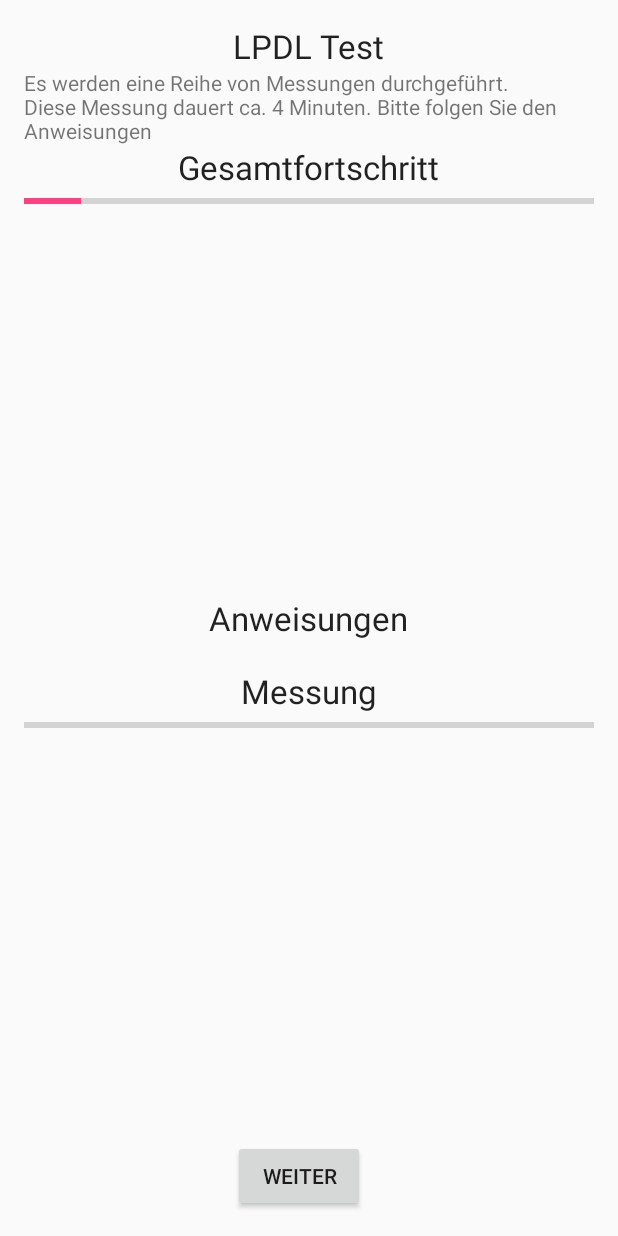
After one commit to Ratze16/MyBLEScanner, an Android app: the layout activity_ldpl.xml on its own in the app's theme, with its tools: preview values and no code run, on a phone screen of 412 x 824 dp. The commit adds this screen. Run offline under Robolectric (Android 15) with nearby library versions, the phone set to English and light mode, and no system bars.

Commit message:
9. Commit:
+GUI LPDL
~LPDLTest incomplete

```diff
--- /dev/null
+++ b/app/src/main/res/layout/activity_ldpl.xml
@@ -0,0 +1,98 @@
+<?xml version="1.0" encoding="utf-8"?>
+<RelativeLayout xmlns:android="http://schemas.android.com/apk/res/android"
+    xmlns:tools="http://schemas.android.com/tools"
+    android:layout_width="match_parent"
+    android:layout_height="match_parent"
+    android:paddingBottom="@dimen/activity_vertical_margin"
+    android:paddingLeft="@dimen/activity_horizontal_margin"
+    android:paddingRight="@dimen/activity_horizontal_margin"
+    android:paddingTop="@dimen/activity_vertical_margin"
+    tools:context="com.riesenbeck.myblescanner.LDPL">
+
+    <TextView
+        android:layout_width="wrap_content"
+        android:layout_height="wrap_content"
+        android:textAppearance="?android:attr/textAppearanceLarge"
+        android:text="@string/LPDLTest"
+        android:id="@+id/textView"
+        android:layout_alignParentTop="true"
+        android:layout_centerHorizontal="true" />
+
+    <TextView
+        android:layout_width="wrap_content"
+        android:layout_height="wrap_content"
+        android:textAppearance="?android:attr/textAppearanceSmall"
+        android:text="@string/LDPLTestInfo"
+        android:id="@+id/textView2"
+        android:layout_below="@+id/textView"
+        android:layout_alignParentStart="true"
+        android:layout_centerHorizontal="true" />
+
+    <TextView
+        android:layout_width="wrap_content"
+        android:layout_height="wrap_content"
+        android:textAppearance="?android:attr/textAppearanceLarge"
+        android:text="@string/LPDLTestInstruction"
+        android:id="@+id/textView3"
+        android:layout_centerVertical="true"
+        android:layout_centerHorizontal="true" />
+
+    <TextView
+        android:layout_width="wrap_content"
+        android:layout_height="wrap_content"
+        android:textAppearance="?android:attr/textAppearanceSmall"
+        android:id="@+id/tVLPDLMeasurement"
+        android:layout_below="@+id/textView3"
+        android:layout_alignParentEnd="true" />
+
+    <ProgressBar
+        style="?android:attr/progressBarStyleHorizontal"
+        android:layout_width="wrap_content"
+        android:layout_height="wrap_content"
+        android:id="@+id/pBLPDLScan"
+        android:max="10"
+        android:progress="1"
+        android:indeterminate="false"
+        android:layout_below="@+id/textView5"
+        android:layout_alignParentStart="true"
+        android:layout_alignEnd="@+id/tVLPDLMeasurement" />
+
+    <Button
+        android:layout_width="wrap_content"
+        android:layout_height="wrap_content"
+        android:text="@string/Next"
+        android:id="@+id/btnNextMeasurement"
+        android:layout_alignParentBottom="true"
+        android:layout_alignStart="@+id/textView" />
+
+    <TextView
+        android:layout_width="wrap_content"
+        android:layout_height="wrap_content"
+        android:textAppearance="?android:attr/textAppearanceLarge"
+        android:text="@string/TotalProgress"
+        android:id="@+id/textView5"
+        android:layout_below="@+id/textView2"
+        android:layout_centerHorizontal="true" />
+
+    <TextView
+        android:layout_width="wrap_content"
+        android:layout_height="wrap_content"
+        android:textAppearance="?android:attr/textAppearanceLarge"
+        android:text="@string/Measurement"
+        android:id="@+id/textView6"
+        android:layout_below="@+id/tVLPDLMeasurement"
+        android:layout_centerHorizontal="true" />
+
+    <ProgressBar
+        style="?android:attr/progressBarStyleHorizontal"
+        android:layout_width="wrap_content"
+        android:layout_height="wrap_content"
+        android:id="@+id/pBMeasurement"
+        android:indeterminate="false"
+        android:layout_below="@+id/textView6"
+        android:layout_alignParentStart="true"
+        android:layout_alignEnd="@+id/tVLPDLMeasurement"
+        android:max="10"
+        android:progress="0" />
+
+</RelativeLayout>
--- /dev/null
+++ b/app/src/main/res/values/LDPL.xml
@@ -0,0 +1,2 @@
+<?xml version="1.0" encoding="utf-8"?>
+<resources></resources>
--- a/app/src/main/res/values/strings.xml
+++ b/app/src/main/res/values/strings.xml
@@ -5,13 +5,28 @@
     <string name="position">Position</string>
     <string name="clrBLEList">Clr BLE List</string>
     <string name="WiFi">WiFi</string>
-    <string-array name="BLESpinner">
-        <item>Nothing</item>
-        <item>BLE Scan</item>
-    </string-array>
+    <string name="LPDLTest">LPDL Test</string>
+    <string name="LDPLTestInfo">Es werden eine Reihe von Messungen durchgeführt. Diese Messung dauert ca. 4 Minuten. Bitte folgen Sie den Anweisungen</string>
+    <string name="LPDLTestInstruction">Anweisungen</string>
+
+    <string name="Next">Weiter</string>
+    <string name="Measurement">Messung</string>
+    <string name="TotalProgress">Gesamtfortschritt</string>
     <string-array name="WiFiSpinner">
         <item>Ausgeblendet</item>
         <item>WiFi Scan</item>
         <item>Wifi Connection</item>
     </string-array>
+    <string-array name="LDPLTest">
+        <item>Legen Sie das Handy genau auf den BLE Transmitter, klicken Sie auf Weiter und warten Sie bis der Scanvorgang abgeschlossen ist.</item>
+        <item>Halten sie das Handy 10cm vom Transmitter entfernt, klicken Sie auf Weiter und warten Sie bis der Scanvorgang abgeschlossen ist.</item>
+        <item>Halten sie das Handy 50cm vom Transmitter entfernt, klicken Sie auf Weiter und warten Sie bis der Scanvorgang abgeschlossen ist.</item>
+        <item>Halten sie das Handy 1m vom Transmitter entfernt, klicken Sie auf Weiter und warten Sie bis der Scanvorgang abgeschlossen ist.</item>
+        <item>Halten sie das Handy 2m vom Transmitter entfernt, klicken Sie auf Weiter und warten Sie bis der Scanvorgang abgeschlossen ist.</item>
+        <item>Halten sie das Handy 3m vom Transmitter entfernt, klicken Sie auf Weiter und warten Sie bis der Scanvorgang abgeschlossen ist.</item>
+        <item>Halten sie das Handy 4m vom Transmitter entfernt, klicken Sie auf Weiter und warten Sie bis der Scanvorgang abgeschlossen ist.</item>
+        <item>Halten sie das Handy 6m vom Transmitter entfernt, klicken Sie auf Weiter und warten Sie bis der Scanvorgang abgeschlossen ist.</item>
+        <item>Halten sie das Handy 8m vom Transmitter entfernt, klicken Sie auf Weiter und warten Sie bis der Scanvorgang abgeschlossen ist.</item>
+        <item>Halten sie das Handy 10m vom Transmitter entfernt, klicken Sie auf Weiter und warten Sie bis der Scanvorgang abgeschlossen ist.</item>
+    </string-array>
 </resources>
```
Also changed, not shown: app/src/main/AndroidManifest.xml (+5 -8 lines), app/src/main/java/com/riesenbeck/myblescanner/LDPL.java (added, +162 -0 lines), app/src/main/java/com/riesenbeck/myblescanner/MainActivity.java (+9 -0 lines), app/src/main/res/layout/activity_main.xml (+8 -0 lines).
